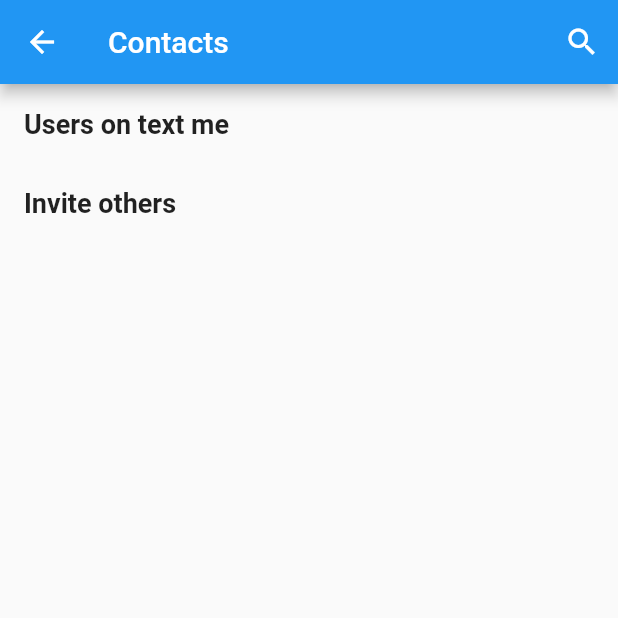
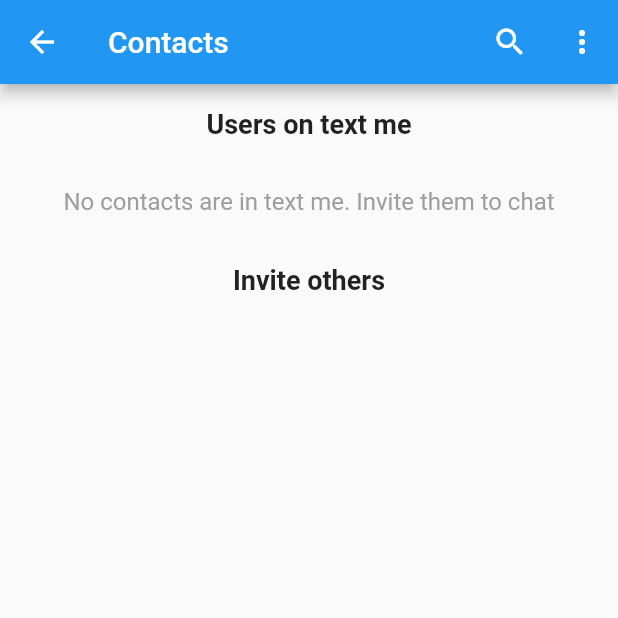
Before and after one commit to Yogesh-Jaisankar/Text_Me, a Flutter app: the ContactsPage screen opened directly, on a phone screen of 412 x 824 dp, the top half of it. Run offline on Flutter 3.47's test engine with Material 2 defaults, Android fonts, the phone set to English and light mode, and no system bars; our stand-ins replace cached_network_image, cloud_firestore, contacts_service, country_picker, firebase_auth, firebase_core and 8 more; accounts and stored records are empty.

Commit message:
message can be sent, contacts can be refreshed and bugs are fixed

```diff
--- a/lib/contacts_page.dart
+++ b/lib/contacts_page.dart
@@ -2,6 +2,7 @@
 import 'package:flutter/material.dart';
 import 'package:contacts_service/contacts_service.dart';
 import 'package:lottie/lottie.dart';
+import 'package:url_launcher/url_launcher.dart';
 
 class ContactSearchDelegate extends SearchDelegate<Contact> {
   final List<Contact> contacts;
@@ -66,8 +67,19 @@
             },
           )
               : ElevatedButton(
-            onPressed: () {
-              // Handle invite action
+            onPressed: () async {
+              final contact = searchResults.elementAt(index); // Use 'contact' from the respective method
+              final phoneNumber = contact.phones?.first.value ?? '';
+              final message = 'Join the app'; // Customize your message here
+
+              final url = 'sms:$phoneNumber?body=${Uri.encodeComponent(message)}';
+
+              if (await canLaunch(url)) {
+                await launch(url);
+              } else {
+                // Handle error, maybe show a snackbar or dialog
+                print('Could not launch SMS app');
+              }
             },
             child: const Text("Invite"),
           ),
@@ -112,8 +124,20 @@
             },
           )
               : ElevatedButton(
-            onPressed: () {
-              // Handle invite action
+            onPressed: () async {
+              final contact = suggestionList.elementAt(index); // Use 'searchResults' or 'suggestionList' accordingly
+              final phoneNumber = contact.phones?.first.value ?? '';
+
+              final message = 'Join the app'; // Customize your message here
+
+              final url = 'sms:$phoneNumber?body=${Uri.encodeComponent(message)}';
+
+              if (await canLaunch(url)) {
+                await launch(url);
+              } else {
+                // Handle error, maybe show a snackbar or dialog
+                print('Could not launch SMS app');
+              }
             },
             child: const Text("Invite"),
           ),
@@ -176,6 +200,36 @@
   }
 
 
+  Future<void> _refreshContacts() async {
+    try {
+      setState(() {
+        _loadingContacts = true;
+      });
+      await _getContacts();
+      await _getFirebaseContactNumbers();
+      setState(() {
+        _loadingContacts = false;
+      });
+
+      // Show a snackbar for successful refresh
+      ScaffoldMessenger.of(context).showSnackBar(
+        SnackBar(
+          content: Text('Contacts refreshed successfully.'),
+          duration: Duration(seconds: 3),
+        ),
+      );
+    } catch (error) {
+      // Show a snackbar for refresh failure
+      ScaffoldMessenger.of(context).showSnackBar(
+        SnackBar(
+          content: Text('Failed to refresh contacts. Please try again.'),
+          duration: Duration(seconds: 3),
+        ),
+      );
+    }
+  }
+
+
   @override
   Widget build(BuildContext context) {
     List<Contact> contactsInDatabase = [];
@@ -205,6 +259,22 @@
               );
             },
           ),
+          PopupMenuButton(
+            itemBuilder: (context) => [
+              PopupMenuItem(
+                child: Text('Refresh'),
+                value: 'refresh',
+              ),
+              // Add more menu items here
+            ],
+            onSelected: (value) {
+              // Handle menu item selection
+              if (value == 'refresh') {
+                _refreshContacts();
+              }
+              // Handle other menu items if needed
+            },
+          ),
         ],
       ),
       body: _loadingContacts
@@ -213,9 +283,10 @@
           mainAxisAlignment: MainAxisAlignment.center,
           children: [
             Lottie.asset(
-              'assets/lottie/loading.json', // Replace with your Lottie animation file path
-              width: 100,
-              height: 100,
+              'assets/lottie/loading.json',
+              // Replace with your Lottie animation file path
+              width: 500,
+              height: 500,
             ),
             SizedBox(height: 16),
             Text(
@@ -226,55 +297,79 @@
           ],
         ),
       )
-          : ListView.builder(
-        itemCount: contactsInDatabase.length + contactsNotInDatabase.length + 2,
-        itemBuilder: (context, index) {
-          if (index == 0) {
-            // Users on text me title
-            return const Padding(
+          : SingleChildScrollView(
+        child: Column(
+          children: [
+            Padding(
               padding: EdgeInsets.all(16.0),
               child: Text(
                 'Users on text me',
                 style: TextStyle(fontSize: 18, fontWeight: FontWeight.bold),
               ),
+            ),
+            contactsInDatabase.isEmpty
+                ? Padding(
+              padding: EdgeInsets.all(16.0),
+              child: Text(
+                'No contacts are in text me. Invite them to chat',
+                style: TextStyle(fontSize: 16, color: Colors.grey),
+              ),
+            )
+                : ListView.builder(
+              shrinkWrap: true,
+              physics: NeverScrollableScrollPhysics(),
+              itemCount: contactsInDatabase.length,
+              itemBuilder: (context, index) {
+                Contact contact = contactsInDatabase[index];
+                return ListTile(
+                  title: Text(contact.displayName ?? ''),
+                  subtitle: Text(contact.phones!.first.value ?? ''),
+                  trailing: IconButton(
+                    icon: const Icon(Icons.chat),
+                    onPressed: () {
+                      // Handle chat action
+                    },
+                  ),
                 );
-          } else if (index == contactsInDatabase.length + 1) {
-            // Invite others title
-            return const Padding(
+              },
+            ),
+            Padding(
               padding: EdgeInsets.all(16.0),
               child: Text(
                 'Invite others',
                 style: TextStyle(fontSize: 18, fontWeight: FontWeight.bold),
               ),
-            );
-          } else if (index <= contactsInDatabase.length) {
-            // Users on text me contact item
-            Contact contact = contactsInDatabase[index - 1];
-            return ListTile(
-              title: Text(contact.displayName ?? ''),
-              subtitle: Text(contact.phones!.first.value ?? ''),
-              trailing: IconButton(
-                icon: const Icon(Icons.chat), // Chat icon for users on text me
-                onPressed: () {
-                  // Handle chat action
-                },
             ),
-            );
-          } else {
-            // Invite others contact item
-            Contact contact = contactsNotInDatabase[index - contactsInDatabase.length - 2];
+            ListView.builder(
+              shrinkWrap: true,
+              physics: NeverScrollableScrollPhysics(),
+              itemCount: contactsNotInDatabase.length,
+              itemBuilder: (context, index) {
+                Contact contact = contactsNotInDatabase[index];
                 return ListTile(
                   title: Text(contact.displayName ?? ''),
                   subtitle: Text(contact.phones!.first.value ?? ''),
                   trailing: ElevatedButton(
-                onPressed: () {
-                  // Handle invite action
+                    onPressed: () async {
+                      final phoneNumber = contact.phones?.first.value ?? '';
+                      final message = 'Hey! Try out Text Me™. Download it from ....'; // Customize your message here
+                      final url = 'sms:$phoneNumber?body=${Uri.encodeComponent(
+                          message)}';
+
+                      if (await canLaunch(url)) {
+                        await launch(url);
+                      } else {
+                        // Handle error, maybe show a snackbar or dialog
+                        print('Could not launch SMS app');
+                      }
                     },
                     child: const Text("Invite"),
                   ),
                 );
-          }
               },
+            ),
+          ],
+        ),
       ),
     );
   }
--- a/pubspec.yaml
+++ b/pubspec.yaml
@@ -59,6 +59,7 @@
   flutter_contacts: ^1.1.7+1
   sms_autofill: ^2.3.0
   flutter_cache_manager: ^3.3.1
+  url_launcher: ^6.1.12
 
 
 
```
Also changed, not shown: pubspec.lock, 5 other files. Lines whose indentation alone changed are shown as unchanged.
